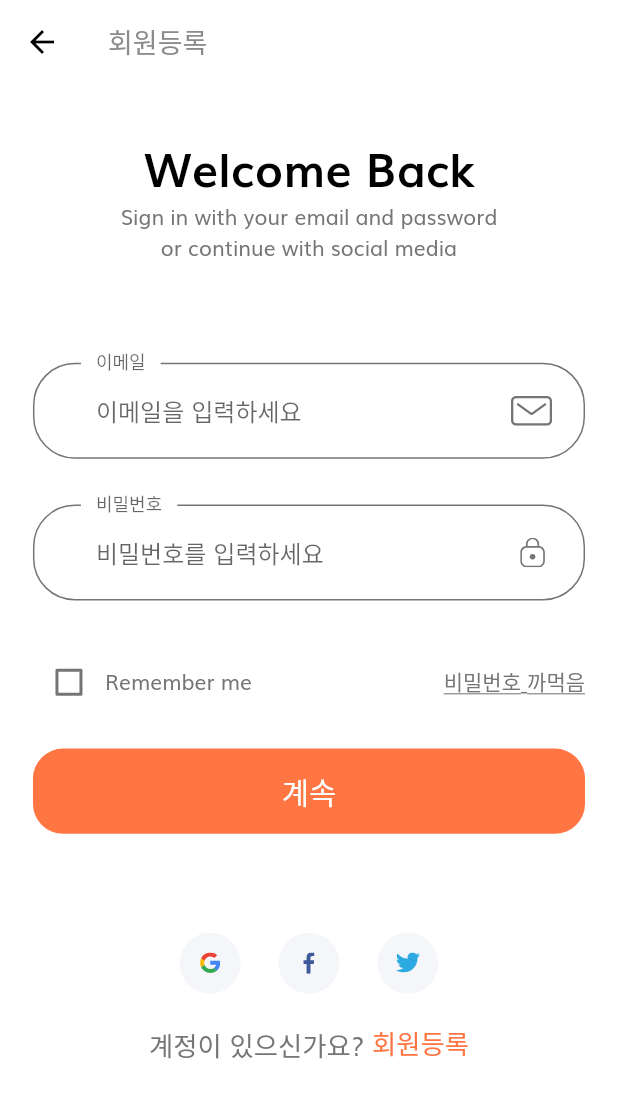
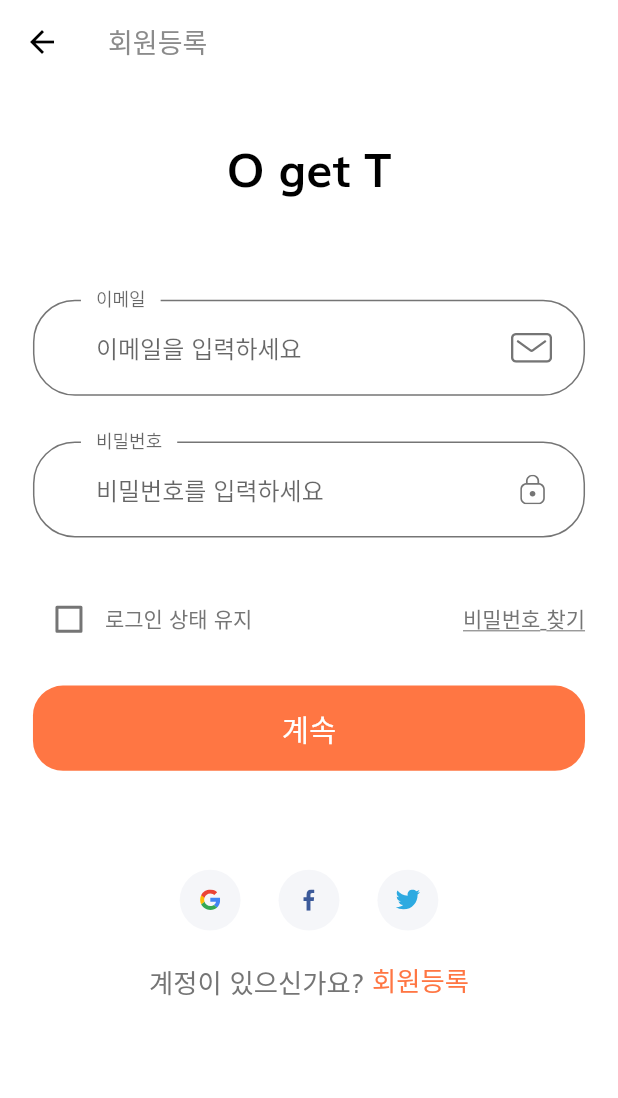
Before and after one commit to d11541df/OgetT_project, a Flutter app: the screen it shows after launch, after a tap on "계속", on a phone screen of 412 x 824 dp. Shown: the top 1098 px of the screen. Run offline on Flutter 3.47's test engine with Material 2 defaults, Android fonts, the phone set to English and light mode, and no system bars; our stand-ins replace flutter_svg.

Commit message:
first commit

```diff
--- a/lib/screens/sign_in/components/body.dart
+++ b/lib/screens/sign_in/components/body.dart
@@ -18,17 +18,14 @@ class Body extends StatelessWidget {
               children: [
                 SizedBox(height: SizeConfig.screenHeight * 0.04),
                 Text(
-                  "Welcome Back",
+                  "O get T",
                   style: TextStyle(
                     color: Colors.black,
                     fontSize: getProportionateScreenWidth(28),
                     fontWeight: FontWeight.bold,
                   ),
                 ),
-                Text(
-                  "Sign in with your email and password  \nor continue with social media",
-                  textAlign: TextAlign.center,
-                ),
+
                 SizedBox(height: SizeConfig.screenHeight * 0.08),
                 SignForm(),
                 SizedBox(height: SizeConfig.screenHeight * 0.08),
--- a/lib/screens/sign_in/components/sign_form.dart
+++ b/lib/screens/sign_in/components/sign_form.dart
@@ -56,13 +56,13 @@ class _SignFormState extends State<SignForm> {
                   });
                 },
               ),
-              Text("Remember me"),
+              Text("로그인 상태 유지"),
               Spacer(),
               GestureDetector(
                 onTap: () => Navigator.pushNamed(
                     context, ForgotPasswordScreen.routeName),
                 child: Text(
-                  "비밀번호 까먹음",
+                  "비밀번호 찾기",
                   style: TextStyle(decoration: TextDecoration.underline),
                 ),
               )
```
Also changed, not shown: 1.png (deleted), 2.png (deleted), 3.png (deleted), 4.png (deleted), 5.png (deleted), 6.png (deleted), 7.png (deleted), 1 other file.
